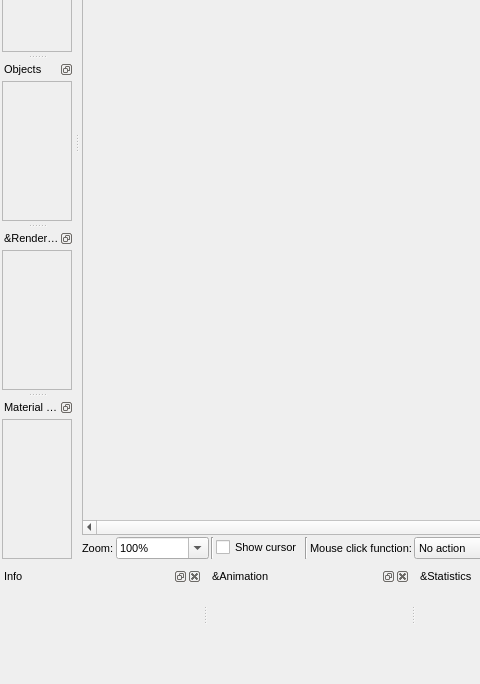
This is mandelbulber2/qt/render_window.ui in buddhi1980/mandelbulber2 as Qt 5 draws it before an edit; both pictures show x 0 to 480 and y 324 to 1008 of the 1030 by 1008 pixel window. The edited form follows.
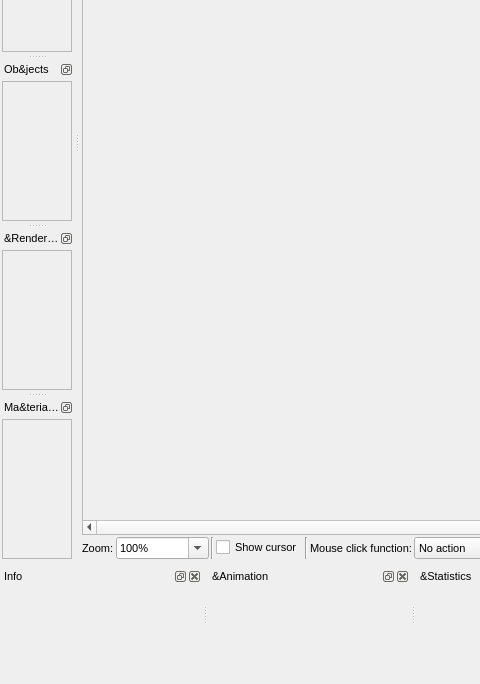
This is the edited form. Icons and pictures are not drawn. Custom widgets are drawn as their Qt base class.

The edit to the form file:
```diff
--- a/mandelbulber2/qt/render_window.ui
+++ b/mandelbulber2/qt/render_window.ui
@@ -601,7 +601,7 @@
     <set>QDockWidget::DockWidgetFloatable|QDockWidget::DockWidgetMovable</set>
    </property>
    <property name="windowTitle">
-    <string>Objects</string>
+    <string>Ob&amp;jects</string>
    </property>
    <attribute name="dockWidgetArea">
     <number>1</number>
@@ -937,7 +937,7 @@
     <set>QDockWidget::DockWidgetFloatable|QDockWidget::DockWidgetMovable</set>
    </property>
    <property name="windowTitle">
-    <string>Material editor</string>
+    <string>Ma&amp;terial editor</string>
    </property>
    <attribute name="dockWidgetArea">
     <number>1</number>
```
Left out of the diff: 40 changed lines with no effect on the pictures.
